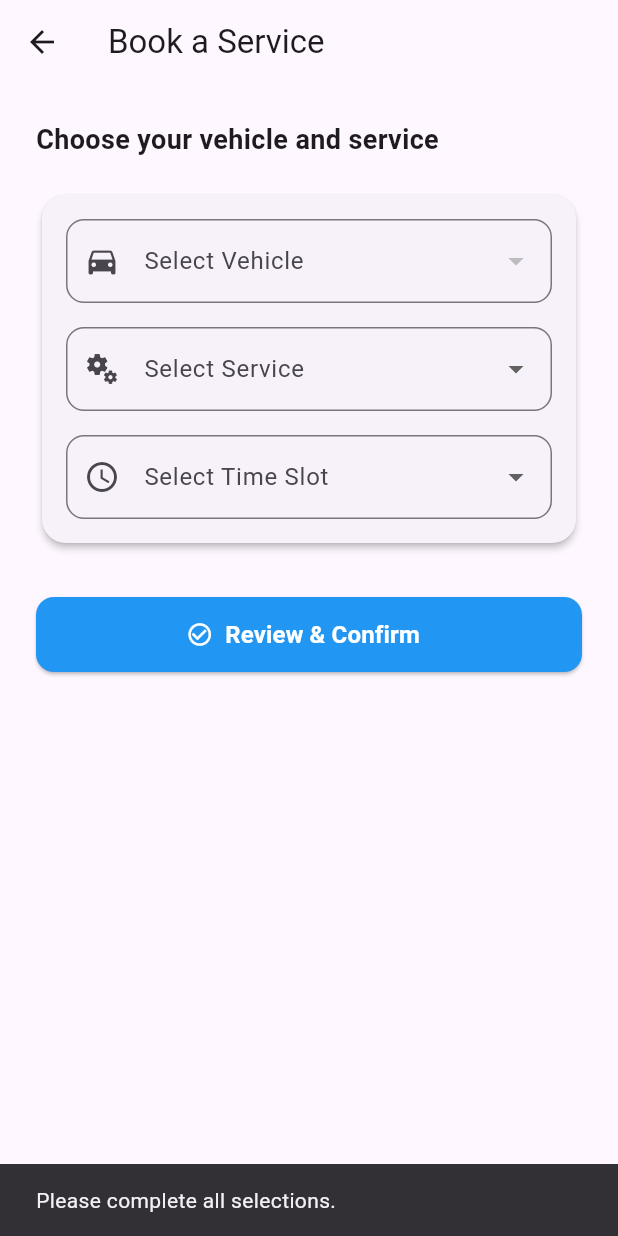
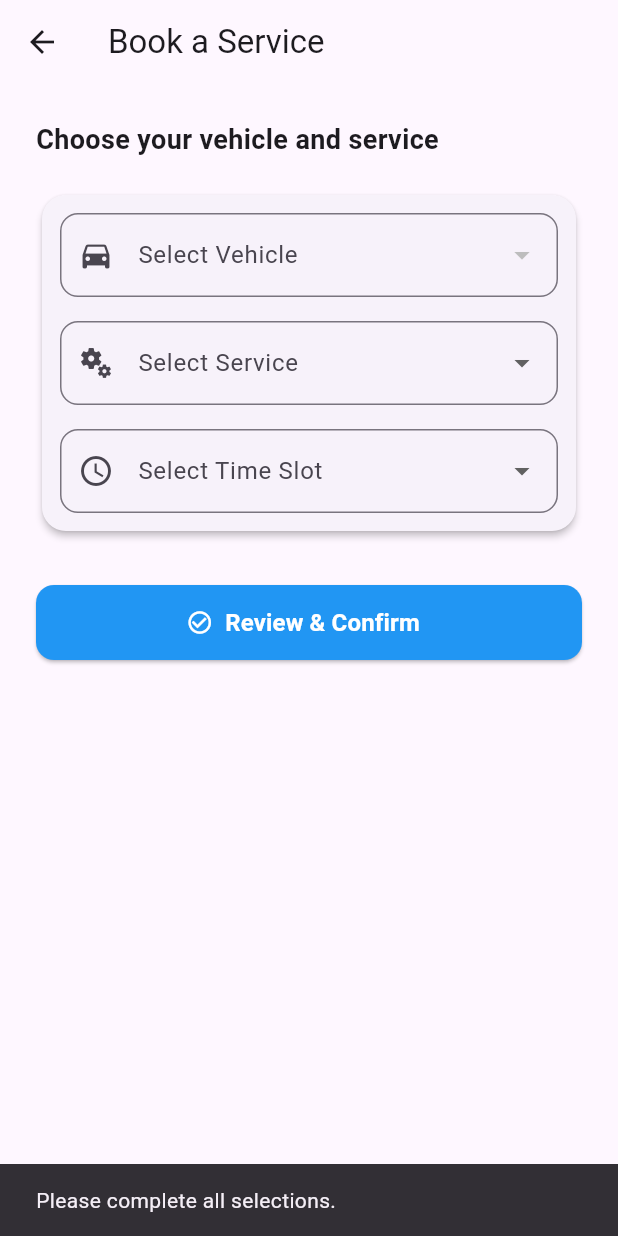
Before and after one commit to Anshaj-logan/AutoMate-, a Flutter app: the BookServiceScreen screen opened directly, after a tap on "Review & Confirm", on a phone screen of 412 x 824 dp. Run offline on Flutter 3.47's test engine with Material 3 defaults, Android fonts, the phone set to English and light mode, and no system bars; our stand-ins replace carousel_slider, shared_preferences, sqflite; accounts and stored records are empty.

Commit message:
final commit

```diff
--- a/lib/features/Service/book_service_screen.dart
+++ b/lib/features/Service/book_service_screen.dart
@@ -57,12 +57,12 @@ class _BookServiceScreenState extends State<BookServiceScreen> {
       "Service booked successfully!",
       style: TextStyle(color: Colors.white, fontWeight: FontWeight.w600),
     ),
-    backgroundColor: Colors.green, // ✅ Success color
-    behavior: SnackBarBehavior.floating, // Optional: float above content
-    shape: RoundedRectangleBorder( // Optional: rounded corners
+    backgroundColor: Colors.green,
+    behavior: SnackBarBehavior.floating,
+    shape: RoundedRectangleBorder(
       borderRadius: BorderRadius.circular(12),
     ),
-    margin: const EdgeInsets.all(16), // Optional: margin for floating
+    margin: const EdgeInsets.all(16),
     duration: const Duration(seconds: 3),
   ),
 );
@@ -91,11 +91,12 @@ class _BookServiceScreenState extends State<BookServiceScreen> {
               elevation: 2,
               shape: RoundedRectangleBorder(borderRadius: BorderRadius.circular(16)),
               child: Padding(
-                padding: const EdgeInsets.all(16),
+                padding: const EdgeInsets.all(12),
                 child: Column(
                   children: [
                     DropdownButtonFormField<Vehicle>(
                       value: _selectedVehicle,
+                      isExpanded: true,
                       decoration: InputDecoration(
                         labelText: "Select Vehicle",
                         prefixIcon: const Icon(Icons.directions_car),
@@ -112,6 +113,7 @@ class _BookServiceScreenState extends State<BookServiceScreen> {
                     const SizedBox(height: 16),
                     DropdownButtonFormField<String>(
                       value: _selectedService,
+                       isExpanded: true,
                       decoration: InputDecoration(
                         labelText: "Select Service",
                         prefixIcon: const Icon(Icons.miscellaneous_services),
@@ -128,6 +130,7 @@ class _BookServiceScreenState extends State<BookServiceScreen> {
                     const SizedBox(height: 16),
                     DropdownButtonFormField<String>(
                       value: _selectedTimeSlot,
+                       isExpanded: true,
                       decoration: InputDecoration(
                         labelText: "Select Time Slot",
                         prefixIcon: const Icon(Icons.access_time),
--- a/lib/features/Service/service_history_screen.dart
+++ b/lib/features/Service/service_history_screen.dart
@@ -44,7 +44,7 @@ Widget build(BuildContext context) {
   return Scaffold(
     appBar: AppBar(title: const Text("Service History")),
     body: _isLoading
-        ? const Center(child: CircularProgressIndicator()) // ✅ wait for data
+        ? const Center(child: CircularProgressIndicator())
         : _bookings.isEmpty
             ? const Center(child: Text("No completed services yet."))
             : ListView.builder(
--- a/lib/features/home/home_screen.dart
+++ b/lib/features/home/home_screen.dart
@@ -32,7 +32,7 @@ class HomeScreen extends StatelessWidget {
         );
       }),
       _HomeItem("Contact Support", Icons.support_agent, () {
-        // Navigate to Contact Page
+
       }),
     ];
 
--- a/lib/features/onboarding/onboarding.dart
+++ b/lib/features/onboarding/onboarding.dart
@@ -87,7 +87,7 @@ class _OnboardingScreenState extends State<OnboardingScreen> {
           else
             TextButton(
               onPressed: () {
-                // Move to next page using CarouselSlider's built-in page change
+
                 setState(() {
                   _currentIndex = (_currentIndex + 1) % _images.length;
                 });
--- a/lib/features/vehicle/add_vehicle_screen.dart
+++ b/lib/features/vehicle/add_vehicle_screen.dart
@@ -42,7 +42,7 @@ void _saveVehicle() async {
     await DBHelper.insertVehicle(vehicle);
 
     if (mounted) {
-      Navigator.pop(context, true); // Indicate success
+      Navigator.pop(context, true);
     }
   }
 }
```
Also changed, not shown: lib/main.dart (+0 -17 lines).
